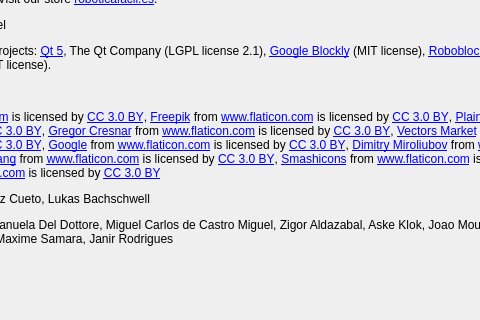
The window that src/aboutdialog.ui (roboticafacil/facilino) describes before a commit, drawn with Qt 5; both pictures show x 197 to 677 and y 384 to 704 of the 798 by 704 pixel window.
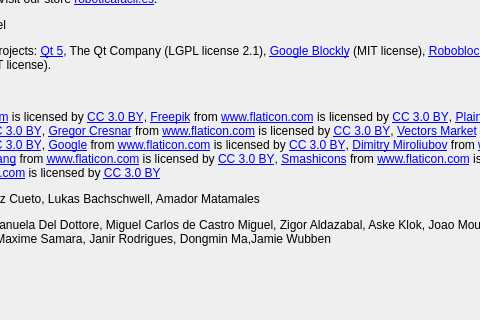
The same window after the commit. Icons and pictures are not drawn.

Commit message: Facilino tutorial updates

```diff
--- a/src/aboutdialog.ui
+++ b/src/aboutdialog.ui
@@ -39,7 +39,7 @@
    <item>
     <widget class="QLabel" name="label_4">
      <property name="text">
-      <string>&lt;html&gt;&lt;head/&gt;&lt;body&gt;&lt;p&gt;Facilino 1.4.2 (all rights reserved). Visit our store &lt;a href=&quot;https://roboticafacil.es&quot;&gt;&lt;span style=&quot; text-decoration: underline; color:#0000ff;&quot;&gt;roboticafacil.es&lt;/span&gt;&lt;/a&gt;.&lt;/p&gt;&lt;p&gt;Developer: Leopoldo Armesto Ángel&lt;/p&gt;&lt;p&gt;It uses the following open source projects: &lt;a href=&quot;http://www.qt.io/&quot;&gt;&lt;span style=&quot; text-decoration: underline; color:#0000ff;&quot;&gt;Qt 5&lt;/span&gt;&lt;/a&gt;, The Qt Company (LGPL license 2.1), &lt;a href=&quot;https://developers.google.com/blockly/&quot;&gt;&lt;span style=&quot; text-decoration: underline; color:#0000ff;&quot;&gt;Google Blockly&lt;/span&gt;&lt;/a&gt; (MIT license), &lt;a href=&quot;https://github.com/bq/roboblocks&quot;&gt;&lt;span style=&quot; text-decoration: underline; color:#0000ff;&quot;&gt;Roboblocks&lt;/span&gt;&lt;/a&gt;, bq (LGPL license), &lt;a href=&quot;http://visualino.net&quot;&gt;&lt;span style=&quot; text-decoration: underline; color:#0000ff;&quot;&gt;Visualino&lt;/span&gt;&lt;/a&gt;, Victor Ruíz (MIT license).&lt;/p&gt;&lt;p&gt;Icons made by:&lt;/p&gt;&lt;p&gt;&lt;a href=&quot; http://www.flaticon.com/authors/madebyoliver&quot;&gt;&lt;span style=&quot; text-decoration: underline; color:#0000ff;&quot;&gt;Madebyoliver&lt;/span&gt;&lt;/a&gt; from &lt;a href=&quot; http://www.flaticon.com&quot;&gt;&lt;span style=&quot; text-decoration: underline; color:#0000ff;&quot;&gt;www.flaticon.com&lt;/span&gt;&lt;/a&gt; is licensed by &lt;a href=&quot;http://creativecommons.org/licenses/by/3.0/&quot;&gt;&lt;span style=&quot; text-decoration: underline; color:#0000ff;&quot;&gt;CC 3.0 BY&lt;/span&gt;&lt;/a&gt;, &lt;a href=&quot;http://www.freepik.com&quot;&gt;&lt;span style=&quot; text-decoration: underline; color:#0000ff;&quot;&gt;Freepik&lt;/span&gt;&lt;/a&gt; from &lt;a href=&quot; http://www.flaticon.com&quot;&gt;&lt;span style=&quot; text-decoration: underline; color:#0000ff;&quot;&gt;www.flaticon.com&lt;/span&gt;&lt;/a&gt; is licensed by &lt;a href=&quot;http://creativecommons.org/licenses/by/3.0/&quot;&gt;&lt;span style=&quot; text-decoration: underline; color:#0000ff;&quot;&gt;CC 3.0 BY&lt;/span&gt;&lt;/a&gt;, &lt;a href=&quot;http://www.flaticon.com/authors/plainicon&quot;&gt;&lt;span style=&quot; text-decoration: underline; color:#0000ff;&quot;&gt;Plainicon&lt;/span&gt;&lt;/a&gt; from &lt;a href=&quot; http://www.flaticon.com&quot;&gt;&lt;span style=&quot; text-decoration: underline; color:#0000ff;&quot;&gt;www.flaticon.com&lt;/span&gt;&lt;/a&gt; is licensed by &lt;a href=&quot;http://creativecommons.org/licenses/by/3.0/&quot;&gt;&lt;span style=&quot; text-decoration: underline; color:#0000ff;&quot;&gt;CC 3.0 BY&lt;/span&gt;&lt;/a&gt;, &lt;a href=&quot;http://www.flaticon.com/authors/gregor-cresnar&quot;&gt;&lt;span style=&quot; text-decoration: underline; color:#0000ff;&quot;&gt;Gregor Cresnar&lt;/span&gt;&lt;/a&gt; from &lt;a href=&quot; http://www.flaticon.com&quot;&gt;&lt;span style=&quot; text-decoration: underline; color:#0000ff;&quot;&gt;www.flaticon.com&lt;/span&gt;&lt;/a&gt; is licensed by &lt;a href=&quot;http://creativecommons.org/licenses/by/3.0/&quot;&gt;&lt;span style=&quot; text-decoration: underline; color:#0000ff;&quot;&gt;CC 3.0 BY&lt;/span&gt;&lt;/a&gt;, &lt;a href=&quot;http://www.flaticon.com/authors/vectors-market&quot;&gt;&lt;span style=&quot; text-decoration: underline; color:#0000ff;&quot;&gt;Vectors Market&lt;/span&gt;&lt;/a&gt; from &lt;a href=&quot; http://www.flaticon.com&quot;&gt;&lt;span style=&quot; text-decoration: underline; color:#0000ff;&quot;&gt;www.flaticon.com&lt;/span&gt;&lt;/a&gt; is licensed by &lt;a href=&quot;http://creativecommons.org/licenses/by/3.0/&quot;&gt;&lt;span style=&quot; text-decoration: underline; color:#0000ff;&quot;&gt;CC 3.0 BY&lt;/span&gt;&lt;/a&gt;, &lt;a href=&quot; http://www.flaticon.com/authors/google&quot;&gt;&lt;span style=&quot; text-decoration: underline; color:#0000ff;&quot;&gt;Google&lt;/span&gt;&lt;/a&gt; from &lt;a href=&quot; http://www.flaticon.com&quot;&gt;&lt;span style=&quot; text-decoration: underline; color:#0000ff;&quot;&gt;www.flaticon.com&lt;/span&gt;&lt;/a&gt; is licensed by &lt;a href=&quot;http://creativecommons.org/licenses/by/3.0/&quot;&gt;&lt;span style=&quot; text-decoration: underline; color:#0000ff;&quot;&gt;CC 3.0 BY&lt;/span&gt;&lt;/a&gt;, &lt;a href=&quot;http://www.flaticon.com/authors/dimitry-miroliubov&quot;&gt;&lt;span style=&quot; text-decoration: underline; color:#0000ff;&quot;&gt;Dimitry Miroliubov&lt;/span&gt;&lt;/a&gt; from &lt;a href=&quot;http://www.flaticon.com&quot;&gt;&lt;span style=&quot; text-decoration: underline; color:#0000ff;&quot;&gt;www.flaticon.com&lt;/span&gt;&lt;/a&gt; is licensed by &lt;a href=&quot;http://creativecommons.org/licenses/by/3.0/&quot;&gt;&lt;span style=&quot; text-decoration: underline; color:#0000ff;&quot;&gt;CC 3.0 BY&lt;/span&gt;&lt;/a&gt;, &lt;a href=&quot; https://www.flaticon.com/authors/eleonor-wang&quot;&gt;&lt;span style=&quot; text-decoration: underline; color:#0000ff;&quot;&gt;Eleonor Wang&lt;/span&gt;&lt;/a&gt; from &lt;a href=&quot;http://www.flaticon.com&quot;&gt;&lt;span style=&quot; text-decoration: underline; color:#0000ff;&quot;&gt;www.flaticon.com&lt;/span&gt;&lt;/a&gt; is licensed by &lt;a href=&quot;http://creativecommons.org/licenses/by/3.0/&quot;&gt;&lt;span style=&quot; text-decoration: underline; color:#0000ff;&quot;&gt;CC 3.0 BY&lt;/span&gt;&lt;/a&gt;, &lt;a href=&quot;https://www.flaticon.com/authors/smashicons&quot;&gt;&lt;span style=&quot; text-decoration: underline; color:#0000ff;&quot;&gt;Smashicons&lt;/span&gt;&lt;/a&gt; from &lt;a href=&quot;http://www.flaticon.com&quot;&gt;&lt;span style=&quot; text-decoration: underline; color:#0000ff;&quot;&gt;www.flaticon.com&lt;/span&gt;&lt;/a&gt; is licensed by &lt;a href=&quot;http://creativecommons.org/licenses/by/3.0/&quot;&gt;&lt;span style=&quot; text-decoration: underline; color:#0000ff;&quot;&gt;CC 3.0 BY&lt;/span&gt;&lt;/a&gt;, &lt;a href=&quot;https://www.flaticon.com/authors/those-icons&quot;&gt;&lt;span style=&quot; text-decoration: underline; color:#0000ff;&quot;&gt;Those Icons&lt;/span&gt;&lt;/a&gt; from &lt;a href=&quot;http://www.flaticon.com&quot;&gt;&lt;span style=&quot; text-decoration: underline; color:#0000ff;&quot;&gt;www.flaticon.com&lt;/span&gt;&lt;/a&gt; is licensed by &lt;a href=&quot;http://creativecommons.org/licenses/by/3.0/&quot;&gt;&lt;span style=&quot; text-decoration: underline; color:#0000ff;&quot;&gt;CC 3.0 BY&lt;/span&gt;&lt;/a&gt;&lt;/p&gt;&lt;p&gt;Collaborators: Florentino Fernández Cueto, Lukas Bachschwell&lt;/p&gt;&lt;p&gt;Translations: Tonny Scheuring, Emanuela Del Dottore, Miguel Carlos de Castro Miguel, Zigor Aldazabal, Aske Klok, Joao Moura,Ruslan Bondar, Lukas Bachschwell, Joran Luitan, Maxime Samara, Janir Rodrigues&lt;/p&gt;&lt;/body&gt;&lt;/html&gt;</string>
+      <string>&lt;html&gt;&lt;head/&gt;&lt;body&gt;&lt;p&gt;Facilino 1.4.2 (all rights reserved). Visit our store &lt;a href=&quot;https://roboticafacil.es&quot;&gt;&lt;span style=&quot; text-decoration: underline; color:#0000ff;&quot;&gt;roboticafacil.es&lt;/span&gt;&lt;/a&gt;.&lt;/p&gt;&lt;p&gt;Developer: Leopoldo Armesto Ángel&lt;/p&gt;&lt;p&gt;It uses the following open source projects: &lt;a href=&quot;http://www.qt.io/&quot;&gt;&lt;span style=&quot; text-decoration: underline; color:#0000ff;&quot;&gt;Qt 5&lt;/span&gt;&lt;/a&gt;, The Qt Company (LGPL license 2.1), &lt;a href=&quot;https://developers.google.com/blockly/&quot;&gt;&lt;span style=&quot; text-decoration: underline; color:#0000ff;&quot;&gt;Google Blockly&lt;/span&gt;&lt;/a&gt; (MIT license), &lt;a href=&quot;https://github.com/bq/roboblocks&quot;&gt;&lt;span style=&quot; text-decoration: underline; color:#0000ff;&quot;&gt;Roboblocks&lt;/span&gt;&lt;/a&gt;, bq (LGPL license), &lt;a href=&quot;http://visualino.net&quot;&gt;&lt;span style=&quot; text-decoration: underline; color:#0000ff;&quot;&gt;Visualino&lt;/span&gt;&lt;/a&gt;, Victor Ruíz (MIT license).&lt;/p&gt;&lt;p&gt;Icons made by:&lt;/p&gt;&lt;p&gt;&lt;a href=&quot; http://www.flaticon.com/authors/madebyoliver&quot;&gt;&lt;span style=&quot; text-decoration: underline; color:#0000ff;&quot;&gt;Madebyoliver&lt;/span&gt;&lt;/a&gt; from &lt;a href=&quot; http://www.flaticon.com&quot;&gt;&lt;span style=&quot; text-decoration: underline; color:#0000ff;&quot;&gt;www.flaticon.com&lt;/span&gt;&lt;/a&gt; is licensed by &lt;a href=&quot;http://creativecommons.org/licenses/by/3.0/&quot;&gt;&lt;span style=&quot; text-decoration: underline; color:#0000ff;&quot;&gt;CC 3.0 BY&lt;/span&gt;&lt;/a&gt;, &lt;a href=&quot;http://www.freepik.com&quot;&gt;&lt;span style=&quot; text-decoration: underline; color:#0000ff;&quot;&gt;Freepik&lt;/span&gt;&lt;/a&gt; from &lt;a href=&quot; http://www.flaticon.com&quot;&gt;&lt;span style=&quot; text-decoration: underline; color:#0000ff;&quot;&gt;www.flaticon.com&lt;/span&gt;&lt;/a&gt; is licensed by &lt;a href=&quot;http://creativecommons.org/licenses/by/3.0/&quot;&gt;&lt;span style=&quot; text-decoration: underline; color:#0000ff;&quot;&gt;CC 3.0 BY&lt;/span&gt;&lt;/a&gt;, &lt;a href=&quot;http://www.flaticon.com/authors/plainicon&quot;&gt;&lt;span style=&quot; text-decoration: underline; color:#0000ff;&quot;&gt;Plainicon&lt;/span&gt;&lt;/a&gt; from &lt;a href=&quot; http://www.flaticon.com&quot;&gt;&lt;span style=&quot; text-decoration: underline; color:#0000ff;&quot;&gt;www.flaticon.com&lt;/span&gt;&lt;/a&gt; is licensed by &lt;a href=&quot;http://creativecommons.org/licenses/by/3.0/&quot;&gt;&lt;span style=&quot; text-decoration: underline; color:#0000ff;&quot;&gt;CC 3.0 BY&lt;/span&gt;&lt;/a&gt;, &lt;a href=&quot;http://www.flaticon.com/authors/gregor-cresnar&quot;&gt;&lt;span style=&quot; text-decoration: underline; color:#0000ff;&quot;&gt;Gregor Cresnar&lt;/span&gt;&lt;/a&gt; from &lt;a href=&quot; http://www.flaticon.com&quot;&gt;&lt;span style=&quot; text-decoration: underline; color:#0000ff;&quot;&gt;www.flaticon.com&lt;/span&gt;&lt;/a&gt; is licensed by &lt;a href=&quot;http://creativecommons.org/licenses/by/3.0/&quot;&gt;&lt;span style=&quot; text-decoration: underline; color:#0000ff;&quot;&gt;CC 3.0 BY&lt;/span&gt;&lt;/a&gt;, &lt;a href=&quot;http://www.flaticon.com/authors/vectors-market&quot;&gt;&lt;span style=&quot; text-decoration: underline; color:#0000ff;&quot;&gt;Vectors Market&lt;/span&gt;&lt;/a&gt; from &lt;a href=&quot; http://www.flaticon.com&quot;&gt;&lt;span style=&quot; text-decoration: underline; color:#0000ff;&quot;&gt;www.flaticon.com&lt;/span&gt;&lt;/a&gt; is licensed by &lt;a href=&quot;http://creativecommons.org/licenses/by/3.0/&quot;&gt;&lt;span style=&quot; text-decoration: underline; color:#0000ff;&quot;&gt;CC 3.0 BY&lt;/span&gt;&lt;/a&gt;, &lt;a href=&quot; http://www.flaticon.com/authors/google&quot;&gt;&lt;span style=&quot; text-decoration: underline; color:#0000ff;&quot;&gt;Google&lt;/span&gt;&lt;/a&gt; from &lt;a href=&quot; http://www.flaticon.com&quot;&gt;&lt;span style=&quot; text-decoration: underline; color:#0000ff;&quot;&gt;www.flaticon.com&lt;/span&gt;&lt;/a&gt; is licensed by &lt;a href=&quot;http://creativecommons.org/licenses/by/3.0/&quot;&gt;&lt;span style=&quot; text-decoration: underline; color:#0000ff;&quot;&gt;CC 3.0 BY&lt;/span&gt;&lt;/a&gt;, &lt;a href=&quot;http://www.flaticon.com/authors/dimitry-miroliubov&quot;&gt;&lt;span style=&quot; text-decoration: underline; color:#0000ff;&quot;&gt;Dimitry Miroliubov&lt;/span&gt;&lt;/a&gt; from &lt;a href=&quot;http://www.flaticon.com&quot;&gt;&lt;span style=&quot; text-decoration: underline; color:#0000ff;&quot;&gt;www.flaticon.com&lt;/span&gt;&lt;/a&gt; is licensed by &lt;a href=&quot;http://creativecommons.org/licenses/by/3.0/&quot;&gt;&lt;span style=&quot; text-decoration: underline; color:#0000ff;&quot;&gt;CC 3.0 BY&lt;/span&gt;&lt;/a&gt;, &lt;a href=&quot; https://www.flaticon.com/authors/eleonor-wang&quot;&gt;&lt;span style=&quot; text-decoration: underline; color:#0000ff;&quot;&gt;Eleonor Wang&lt;/span&gt;&lt;/a&gt; from &lt;a href=&quot;http://www.flaticon.com&quot;&gt;&lt;span style=&quot; text-decoration: underline; color:#0000ff;&quot;&gt;www.flaticon.com&lt;/span&gt;&lt;/a&gt; is licensed by &lt;a href=&quot;http://creativecommons.org/licenses/by/3.0/&quot;&gt;&lt;span style=&quot; text-decoration: underline; color:#0000ff;&quot;&gt;CC 3.0 BY&lt;/span&gt;&lt;/a&gt;, &lt;a href=&quot;https://www.flaticon.com/authors/smashicons&quot;&gt;&lt;span style=&quot; text-decoration: underline; color:#0000ff;&quot;&gt;Smashicons&lt;/span&gt;&lt;/a&gt; from &lt;a href=&quot;http://www.flaticon.com&quot;&gt;&lt;span style=&quot; text-decoration: underline; color:#0000ff;&quot;&gt;www.flaticon.com&lt;/span&gt;&lt;/a&gt; is licensed by &lt;a href=&quot;http://creativecommons.org/licenses/by/3.0/&quot;&gt;&lt;span style=&quot; text-decoration: underline; color:#0000ff;&quot;&gt;CC 3.0 BY&lt;/span&gt;&lt;/a&gt;, &lt;a href=&quot;https://www.flaticon.com/authors/those-icons&quot;&gt;&lt;span style=&quot; text-decoration: underline; color:#0000ff;&quot;&gt;Those Icons&lt;/span&gt;&lt;/a&gt; from &lt;a href=&quot;http://www.flaticon.com&quot;&gt;&lt;span style=&quot; text-decoration: underline; color:#0000ff;&quot;&gt;www.flaticon.com&lt;/span&gt;&lt;/a&gt; is licensed by &lt;a href=&quot;http://creativecommons.org/licenses/by/3.0/&quot;&gt;&lt;span style=&quot; text-decoration: underline; color:#0000ff;&quot;&gt;CC 3.0 BY&lt;/span&gt;&lt;/a&gt;&lt;/p&gt;&lt;p&gt;Collaborators: Florentino Fernández Cueto, Lukas Bachschwell, Amador Matamales&lt;/p&gt;&lt;p&gt;Translations: Tonny Scheuring, Emanuela Del Dottore, Miguel Carlos de Castro Miguel, Zigor Aldazabal, Aske Klok, Joao Moura,Ruslan Bondar, Lukas Bachschwell, Joran Luitan, Maxime Samara, Janir Rodrigues, Dongmin Ma,Jamie Wubben&lt;/p&gt;&lt;/body&gt;&lt;/html&gt;</string>
      </property>
      <property name="wordWrap">
       <bool>true</bool>
```
The commit also changes 1212 other files.
